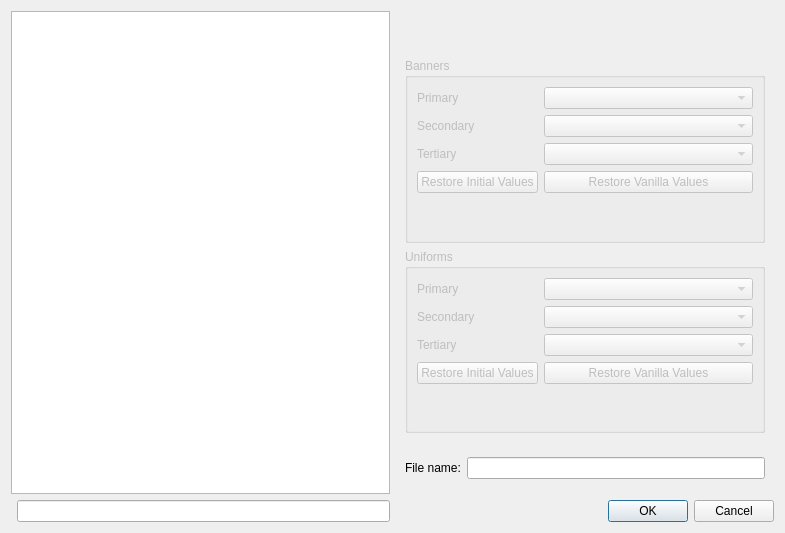
This is rpfm_ui/ui_templates/tool_faction_color_editor.ui in Frodo45127/rpfm as Qt 5 draws it before an edit. The edited form follows.
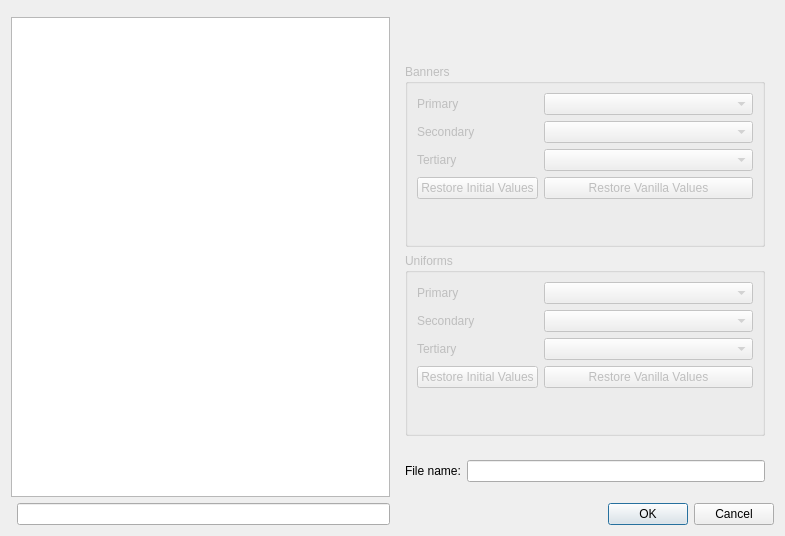
This is the edited form. Custom widgets are drawn as their Qt base class.

Commit message: Fixed crash on import with no Packfile, and improvements on the unit editor.

```diff
--- a/rpfm_ui/ui_templates/tool_faction_color_editor.ui
+++ b/rpfm_ui/ui_templates/tool_faction_color_editor.ui
@@ -7,14 +7,14 @@
     <x>0</x>
     <y>0</y>
     <width>785</width>
-    <height>533</height>
+    <height>536</height>
    </rect>
   </property>
   <property name="windowTitle">
    <string>Dialog</string>
   </property>
   <layout class="QGridLayout" name="gridLayout">
-   <item row="0" column="2" colspan="2">
+   <item row="1" column="2" colspan="2">
     <widget class="QWidget" name="details_widget" native="true">
      <layout class="QVBoxLayout" name="verticalLayout" stretch="0,10,10">
       <item>
@@ -167,7 +167,7 @@
      </layout>
     </widget>
    </item>
-   <item row="1" column="2" colspan="2">
+   <item row="2" column="2" colspan="2">
     <widget class="QWidget" name="widget" native="true">
      <layout class="QFormLayout" name="formLayout_3">
       <item row="0" column="0">
@@ -183,7 +183,10 @@
      </layout>
     </widget>
    </item>
-   <item row="3" column="3">
+   <item row="4" column="1">
+    <widget class="QLineEdit" name="faction_list_filter_line_edit"/>
+   </item>
+   <item row="4" column="3">
     <widget class="QDialogButtonBox" name="button_box">
      <property name="orientation">
       <enum>Qt::Horizontal</enum>
@@ -193,11 +196,11 @@
      </property>
     </widget>
    </item>
-   <item row="0" column="0" rowspan="3" colspan="2">
+   <item row="1" column="0" rowspan="3" colspan="2">
     <widget class="QListView" name="faction_list_view"/>
    </item>
-   <item row="3" column="1">
-    <widget class="QLineEdit" name="faction_list_filter_line_edit"/>
+   <item row="0" column="0" colspan="4">
+    <widget class="KMessageWidget" name="message_widget"/>
    </item>
   </layout>
  </widget>
@@ -207,6 +210,11 @@
    <extends>QComboBox</extends>
    <header>kcolorcombo.h</header>
   </customwidget>
+  <customwidget>
+   <class>KMessageWidget</class>
+   <extends>QFrame</extends>
+   <header>kmessagewidget.h</header>
+  </customwidget>
  </customwidgets>
  <resources/>
  <connections>
```
The commit also changes 12 other files.
